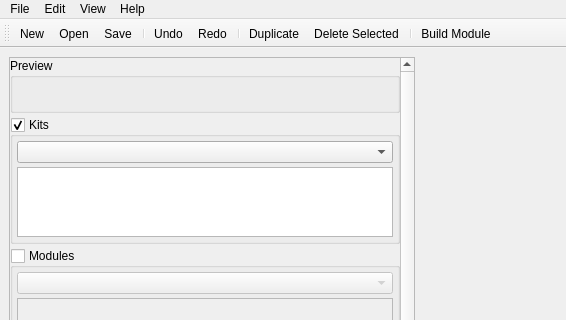
Before: the Qt Designer form Tools/HolocronToolset/src/ui/windows/indoor_builder.ui in th3w1zard1/PyKotor, drawn with Qt 5; both pictures show x 0 to 566 and y 0 to 320 of the 1024 by 768 pixel window.
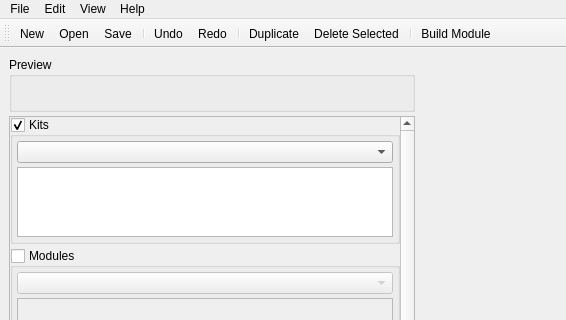
After: the same form once the commit is applied. Custom widgets are drawn as their Qt base class.

Commit message: feat: move Preview image outside scroll area to keep it always visible

Patch:
```diff
--- a/Tools/HolocronToolset/src/ui/windows/indoor_builder.ui
+++ b/Tools/HolocronToolset/src/ui/windows/indoor_builder.ui
@@ -23,21 +23,14 @@
       <property name="childrenCollapsible">
        <bool>false</bool>
       </property>
-      <widget class="QScrollArea" name="leftScrollArea">
-       <property name="widgetResizable">
-        <bool>true</bool>
-       </property>
-       <property name="horizontalScrollBarPolicy">
-        <enum>Qt::ScrollBarAlwaysOff</enum>
-       </property>
+      <widget class="QWidget" name="leftContainer">
        <property name="sizePolicy">
         <sizepolicy hsizetype="Preferred" vsizetype="Expanding">
          <horstretch>1</horstretch>
          <verstretch>0</verstretch>
         </sizepolicy>
        </property>
-       <widget class="QWidget" name="leftScrollContents">
-        <layout class="QVBoxLayout" name="leftScrollLayout">
+       <layout class="QVBoxLayout" name="leftContainerLayout">
          <property name="spacing">
           <number>4</number>
          </property>
@@ -53,7 +46,7 @@
          <property name="bottomMargin">
           <number>0</number>
          </property>
-         <!-- Unified Preview -->
+        <!-- Unified Preview - Always visible at top -->
          <item>
           <widget class="QGroupBox" name="previewBox">
            <property name="title">
@@ -79,6 +72,38 @@
            </layout>
           </widget>
          </item>
+        <!-- Scrollable content area -->
+        <item>
+         <widget class="QScrollArea" name="leftScrollArea">
+          <property name="widgetResizable">
+           <bool>true</bool>
+          </property>
+          <property name="horizontalScrollBarPolicy">
+           <enum>Qt::ScrollBarAlwaysOff</enum>
+          </property>
+          <property name="sizePolicy">
+           <sizepolicy hsizetype="Expanding" vsizetype="Expanding">
+            <horstretch>0</horstretch>
+            <verstretch>1</verstretch>
+           </sizepolicy>
+          </property>
+          <widget class="QWidget" name="leftScrollContents">
+           <layout class="QVBoxLayout" name="leftScrollLayout">
+            <property name="spacing">
+             <number>4</number>
+            </property>
+            <property name="leftMargin">
+             <number>0</number>
+            </property>
+            <property name="topMargin">
+             <number>0</number>
+            </property>
+            <property name="rightMargin">
+             <number>0</number>
+            </property>
+            <property name="bottomMargin">
+             <number>0</number>
+            </property>
         <!-- Kits Collapsible Section -->
         <item>
          <widget class="CollapsibleGroupBox" name="kitsGroupBox">
@@ -360,6 +385,9 @@
         </item>
        </layout>
       </widget>
+          </widget>
+         </item>
+        </layout>
      </widget>
      <widget class="IndoorMapRenderer" name="mapRenderer" native="true">
       <property name="mouseTracking">
```
Lines whose indentation alone changed are shown as unchanged.
